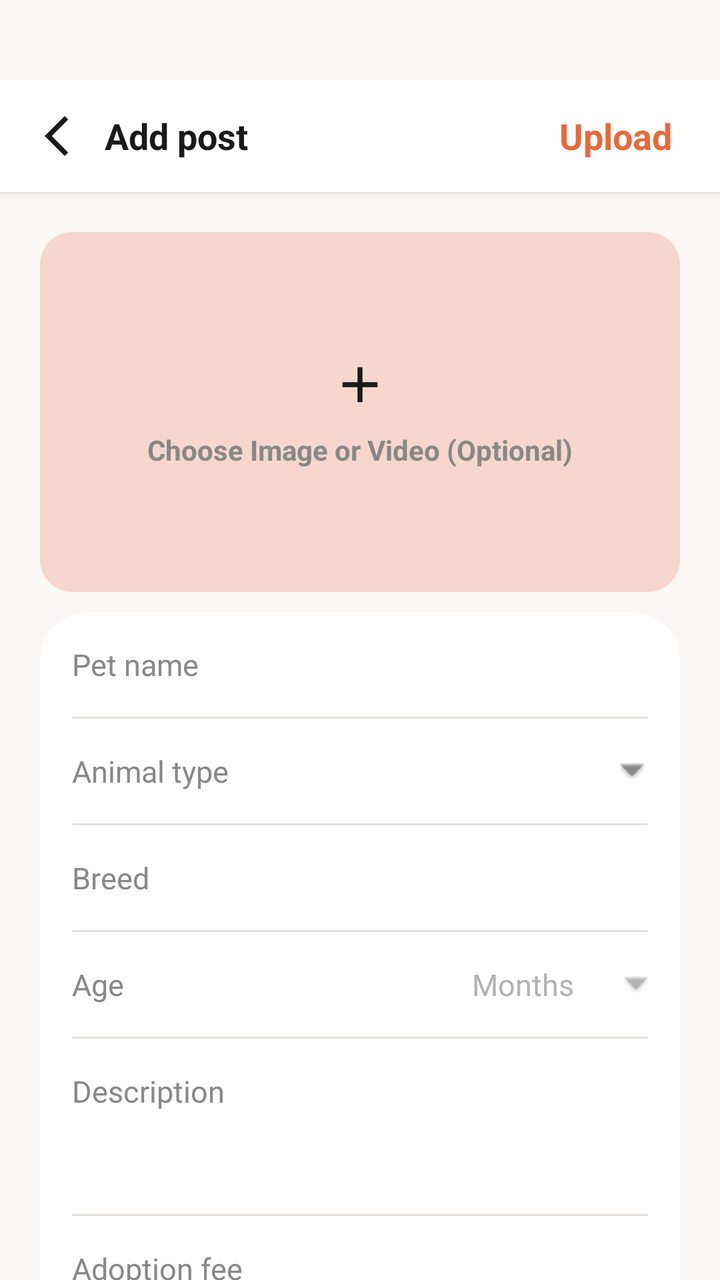
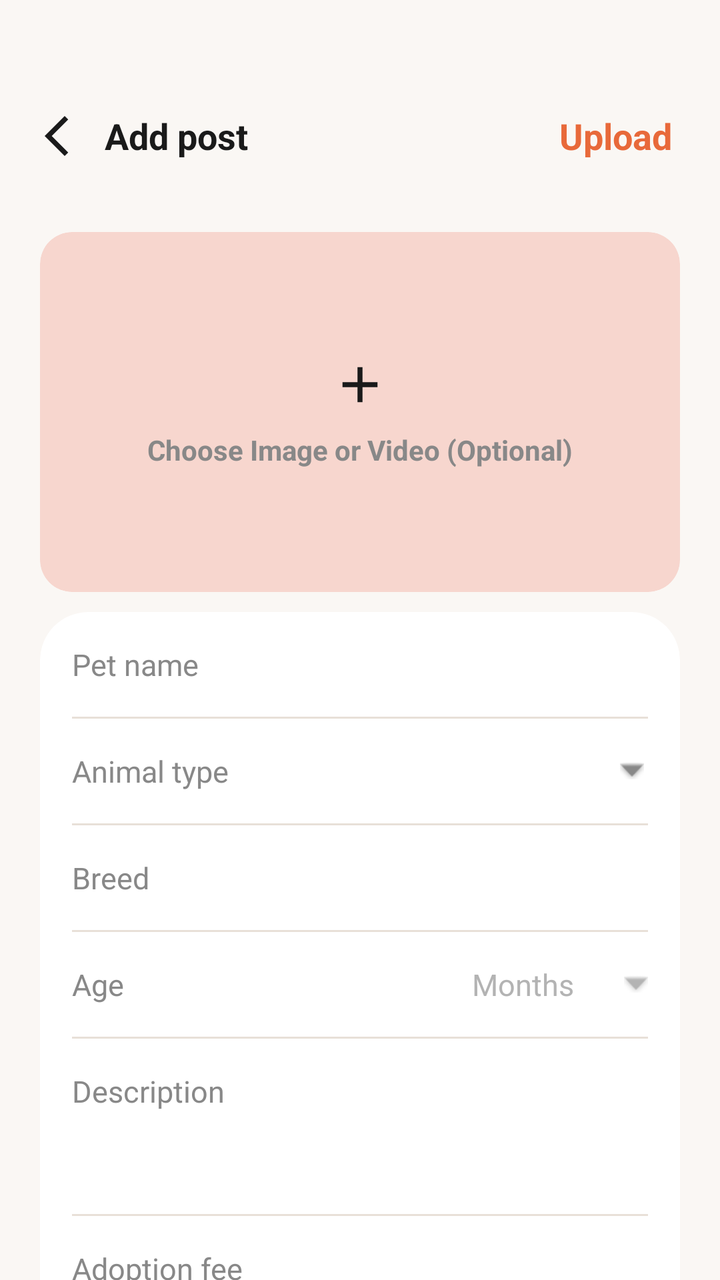

Compare the two renders of this Android layout. The source of the first and the diff that turns it into the second are given below.
<!-- AndroidManifest.xml: application theme Theme.AdoptUs -->
<!-- res/layout/fragment_add_post.xml -->
<?xml version="1.0" encoding="utf-8"?>
<RelativeLayout xmlns:android="http://schemas.android.com/apk/res/android"
    xmlns:app="http://schemas.android.com/apk/res-auto"
    android:layout_width="match_parent"
    android:layout_height="match_parent"
    android:background="@color/app_background"
    android:fitsSystemWindows="true"
    android:paddingTop="@dimen/screen_top_safe_padding">

    <RelativeLayout
        android:id="@+id/topBarAdd"
        android:layout_width="match_parent"
        android:layout_height="56dp"
        android:paddingHorizontal="16dp"
        android:background="@color/white"
        android:elevation="2dp">

        <ImageButton
            android:id="@+id/btnBack"
            android:layout_width="48dp"
            android:layout_height="48dp"
            android:layout_alignParentStart="true"
            android:layout_centerVertical="true"
            android:layout_marginStart="-12dp"
            android:background="?attr/selectableItemBackgroundBorderless"
            android:contentDescription="Back"
            android:padding="12dp"
            android:scaleType="fitCenter"
            android:src="@drawable/ic_back"
            app:tint="@color/gray_hint" />

        <TextView
            android:layout_width="wrap_content"
            android:layout_height="wrap_content"
            android:layout_toEndOf="@id/btnBack"
            android:layout_centerVertical="true"
            android:layout_marginStart="0dp"
            android:text="Add post"
            android:textColor="@color/gray_hint"
            android:textSize="18sp"
            android:textStyle="bold" />

        <TextView
            android:id="@+id/btnUpload"
            android:layout_width="wrap_content"
            android:layout_height="wrap_content"
            android:layout_alignParentEnd="true"
            android:layout_centerVertical="true"
            android:background="?attr/selectableItemBackgroundBorderless"
            android:clickable="true"
            android:focusable="true"
            android:padding="8dp"
            android:text="Upload"
            android:textColor="@color/primary_orange"
            android:textSize="18sp"
            android:textStyle="bold" />
    </RelativeLayout>

    <androidx.core.widget.NestedScrollView
        android:layout_width="match_parent"
        android:layout_height="match_parent"
        android:layout_below="@id/topBarAdd">

        <LinearLayout
            android:layout_width="match_parent"
            android:layout_height="wrap_content"
            android:orientation="vertical"
            android:padding="20dp">

            <androidx.cardview.widget.CardView
                android:id="@+id/btnSelectMedia"
                android:layout_width="match_parent"
                android:layout_height="180dp"
                android:layout_marginBottom="10dp"
                app:cardCornerRadius="16dp"
                app:cardBackgroundColor="@color/highlight_orange"
                app:cardElevation="0dp">

                <FrameLayout
                    android:layout_width="match_parent"
                    android:layout_height="match_parent"
                    android:foreground="?attr/selectableItemBackground">

                    <ImageView
                        android:id="@+id/imgSelectedPhoto"
                        android:layout_width="match_parent"
                        android:layout_height="match_parent"
                        android:contentDescription="Selected photo"
                        android:scaleType="centerCrop"
                        android:visibility="gone" />

                    <ImageView
                        android:id="@+id/imgVideoIndicator"
                        android:layout_width="56dp"
                        android:layout_height="56dp"
                        android:layout_gravity="center"
                        android:background="#99000000"
                        android:contentDescription="Selected video"
                        android:padding="14dp"
                        android:src="@android:drawable/ic_media_play"
                        android:visibility="gone"
                        app:tint="@color/white" />

                    <LinearLayout
                        android:id="@+id/mediaPrompt"
                        android:layout_width="match_parent"
                        android:layout_height="match_parent"
                        android:gravity="center"
                        android:orientation="vertical">

                        <ImageView
                            android:id="@+id/imgUpload"
                            android:layout_width="30dp"
                            android:layout_height="30dp"
                            android:contentDescription="Upload Icon"
                            android:src="@drawable/ic_add"
                            app:tint="@color/gray_hint" />

                        <TextView
                            android:layout_width="wrap_content"
                            android:layout_height="wrap_content"
                            android:layout_marginTop="8dp"
                            android:text="Choose Image or Video (Optional)"
                            android:textColor="@color/light_gray"
                            android:textStyle="bold" />
                    </LinearLayout>
                </FrameLayout>
            </androidx.cardview.widget.CardView>


        <androidx.cardview.widget.CardView
            android:layout_width="match_parent"
            android:layout_height="wrap_content"
            android:layout_marginBottom="24dp"
            app:cardCornerRadius="24dp"
            app:cardElevation="0dp"
            app:cardBackgroundColor="@color/white">

            <LinearLayout
                android:layout_width="match_parent"
                android:layout_height="wrap_content"
                android:orientation="vertical">

                <EditText
                    android:id="@+id/etPetName"
                    android:layout_width="match_parent"
                    android:layout_height="wrap_content"
                    android:hint="Pet name"
                    android:background="@null"
                    android:paddingVertical="16dp"
                    android:paddingStart="16dp"
                    android:paddingEnd="16dp"
                    android:textSize="15sp"
                    android:textColor="@color/gray_hint"
                    android:textColorHint="@color/light_gray"
                    android:inputType="textCapWords" />

                <View
                    android:layout_width="match_parent"
                    android:layout_height="1dp"
                    android:background="@color/gray_stroke"
                    android:layout_marginStart="16dp"
                    android:layout_marginEnd="16dp"/>

                <RelativeLayout
                    android:layout_width="match_parent"
                    android:layout_height="wrap_content">
                    <AutoCompleteTextView
                        android:id="@+id/actvPetType"
                        android:layout_width="match_parent"
                        android:layout_height="wrap_content"
                        android:hint="Animal type"
                        android:background="@null"
                        android:paddingVertical="16dp"
                        android:paddingStart="16dp"
                        android:paddingEnd="32dp"
                        android:textSize="15sp"
                        android:textColor="@color/gray_hint"
                        android:textColorHint="@color/light_gray"
                        android:inputType="none"
                        android:focusable="false"
                        android:clickable="true"/>
                    <ImageView
                        android:layout_width="12dp"
                        android:layout_height="12dp"
                        android:layout_alignParentEnd="true"
                        android:layout_centerVertical="true"
                        android:layout_marginEnd="18dp"
                        android:src="@android:drawable/arrow_down_float"
                        app:tint="@color/light_gray" />
                </RelativeLayout>

                <View
                    android:layout_width="match_parent"
                    android:layout_height="1dp"
                    android:background="@color/gray_stroke"
                    android:layout_marginStart="16dp"
                    android:layout_marginEnd="16dp"/>

                <EditText
                    android:id="@+id/etPetBreed"
                    android:layout_width="match_parent"
                    android:layout_height="wrap_content"
                    android:hint="Breed"
                    android:background="@null"
                    android:paddingVertical="16dp"
                    android:paddingStart="16dp"
                    android:paddingEnd="16dp"
                    android:textSize="15sp"
                    android:textColor="@color/gray_hint"
                    android:textColorHint="@color/light_gray"
                    android:inputType="textCapWords" />

                <View
                    android:layout_width="match_parent"
                    android:layout_height="1dp"
                    android:background="@color/gray_stroke"
                    android:layout_marginStart="16dp"
                    android:layout_marginEnd="16dp"/>

                <LinearLayout
                    android:layout_width="match_parent"
                    android:layout_height="wrap_content"
                    android:orientation="horizontal">

                    <EditText
                        android:id="@+id/etPetAge"

                        android:layout_width="0dp"

                        android:layout_height="wrap_content"
                        android:layout_weight="1"
                        android:background="@null"
                        android:hint="Age"
                        android:inputType="number"
                        android:paddingVertical="16dp"
                        android:paddingStart="16dp"
                        android:textColor="@color/gray_hint"
                        android:textColorHint="@color/light_gray"
                        android:textSize="15sp" />

                    <RelativeLayout
                        android:layout_width="120dp"
                        android:layout_height="wrap_content">

                        <AutoCompleteTextView
                            android:id="@+id/actvAgeUnit"
                            android:layout_width="wrap_content"
                            android:layout_height="wrap_content"
                            android:background="@null"
                            android:gravity="end"
                            android:hint="Months"
                            android:inputType="none"
                            android:paddingVertical="16dp"
                            android:paddingStart="16dp"
                            android:paddingEnd="32dp"
                            android:textColor="@color/gray_hint"
                            android:textColorHint="#B3B3B3"
                            android:textSize="15sp" />

                        <ImageView
                            android:layout_width="12dp"
                            android:layout_height="12dp"
                            android:layout_alignParentEnd="true"
                            android:layout_centerVertical="true"
                            android:layout_marginEnd="16dp"
                            android:src="@android:drawable/arrow_down_float"
                            app:tint="#B3B3B3" />
                    </RelativeLayout>

                </LinearLayout>

                <View
                    android:layout_width="match_parent"
                    android:layout_height="1dp"
                    android:background="@color/gray_stroke"
                    android:layout_marginStart="16dp"
                    android:layout_marginEnd="16dp"/>

                <EditText
                    android:id="@+id/etPetDescription"
                    android:layout_width="match_parent"
                    android:layout_height="wrap_content"
                    android:hint="Description"
                    android:background="@null"
                    android:paddingVertical="16dp"
                    android:paddingStart="16dp"
                    android:paddingEnd="16dp"
                    android:textSize="15sp"
                    android:textColor="@color/gray_hint"
                    android:textColorHint="@color/light_gray"
                    android:gravity="top"
                    android:inputType="textMultiLine"
                    android:lines="3" />

                <View
                    android:layout_width="match_parent"
                    android:layout_height="1dp"
                    android:background="@color/gray_stroke"
                    android:layout_marginStart="16dp"
                    android:layout_marginEnd="16dp"/>

                <EditText
                    android:id="@+id/etAdoptionFee"
                    android:layout_width="match_parent"
                    android:layout_height="wrap_content"
                    android:hint="Adoption fee"
                    android:background="@null"
                    android:paddingVertical="16dp"
                    android:paddingStart="16dp"
                    android:paddingEnd="16dp"
                    android:textSize="15sp"
                    android:textColor="@color/gray_hint"
                    android:textColorHint="@color/light_gray"
                    android:inputType="number" />

                <View
                    android:layout_width="match_parent"
                    android:layout_height="1dp"
                    android:background="@color/gray_stroke"
                    android:layout_marginStart="16dp"
                    android:layout_marginEnd="16dp"/>

                <CheckBox
                    android:id="@+id/cbVaccinated"
                    android:layout_width="match_parent"
                    android:layout_height="wrap_content"
                    android:text="Vaccinated"
                    android:layout_marginStart="8dp"
                    android:textColor="@color/gray_hint" />

                <CheckBox
                    android:id="@+id/cbHealthPassport"
                    android:layout_width="match_parent"
                    android:layout_height="wrap_content"
                    android:layout_marginBottom="4dp"
                    android:text="Pet Health Passport"
                    android:layout_marginStart="8dp"
                    android:textColor="@color/gray_hint" />

            </LinearLayout>
        </androidx.cardview.widget.CardView>
        </LinearLayout>
    </androidx.core.widget.NestedScrollView>

    <FrameLayout
        android:id="@+id/addPostLoadingOverlay"
        android:layout_width="match_parent"
        android:layout_height="match_parent"
        android:background="#80FFFFFF"
        android:clickable="true"
        android:focusable="true"
        android:visibility="gone">

        <ProgressBar
            android:layout_width="wrap_content"
            android:layout_height="wrap_content"
            android:layout_gravity="center" />
    </FrameLayout>

</RelativeLayout>
<!-- resources referenced by this layout -->
<resources>
  <color name="app_background">#FAF7F4</color>
  <color name="gray_hint">#1A1A1A</color>
  
      // app color
  <color name="gray_stroke">#E8E0D8</color>
  
      // text color
  <color name="highlight_orange">#F7D6CE</color>
  <color name="light_gray">#888888</color>
  <color name="primary_orange">#E8693A</color>
  <color name="white">#FFFFFFFF</color>
  
      // component color
  <dimen name="screen_top_safe_padding">40dp</dimen>
  <!-- drawable ic_add (drawable) -->
  <vector xmlns:android="http://schemas.android.com/apk/res/android" android:height="24dp" android:tint="#000000" android:viewportHeight="960" android:viewportWidth="960" android:width="24dp">
        
      <path android:fillColor="@android:color/white" android:pathData="M440,520L200,520L200,440L440,440L440,200L520,200L520,440L760,440L760,520L520,520L520,760L440,760L440,520Z"/>
      
  </vector>
  <!-- drawable ic_back (drawable) -->
  <vector xmlns:android="http://schemas.android.com/apk/res/android" android:height="24dp" android:tint="#000000" android:viewportHeight="24" android:viewportWidth="24" android:width="24dp">
        
      <path android:fillColor="@android:color/white" android:pathData="M17.77,3.77l-1.77,-1.77l-10,10l10,10l1.77,-1.77l-8.23,-8.23z"/>
      
  </vector>
  <style name="Theme.AdoptUs" parent="Base.Theme.AdoptUs" />
  <style name="Base.Theme.AdoptUs" parent="Theme.Material3.DayNight.NoActionBar">
  
          <item name="colorSecondaryContainer">@color/highlight_orange</item>
  
      </style>
</resources>

<!-- the commit's change to res/layout/fragment_add_post.xml (unified diff, before → after) -->
@@ -11,9 +11,7 @@
         android:id="@+id/topBarAdd"
         android:layout_width="match_parent"
         android:layout_height="56dp"
-        android:paddingHorizontal="16dp"
-        android:background="@color/white"
-        android:elevation="2dp">
+        android:paddingHorizontal="16dp">
 
         <ImageButton
             android:id="@+id/btnBack"
@@ -65,7 +63,9 @@
             android:layout_width="match_parent"
             android:layout_height="wrap_content"
             android:orientation="vertical"
-            android:padding="20dp">
+            android:padding="20dp"
+            android:paddingBottom="80dp"
+            android:clipToPadding="false">
 
             <androidx.cardview.widget.CardView
                 android:id="@+id/btnSelectMedia"
